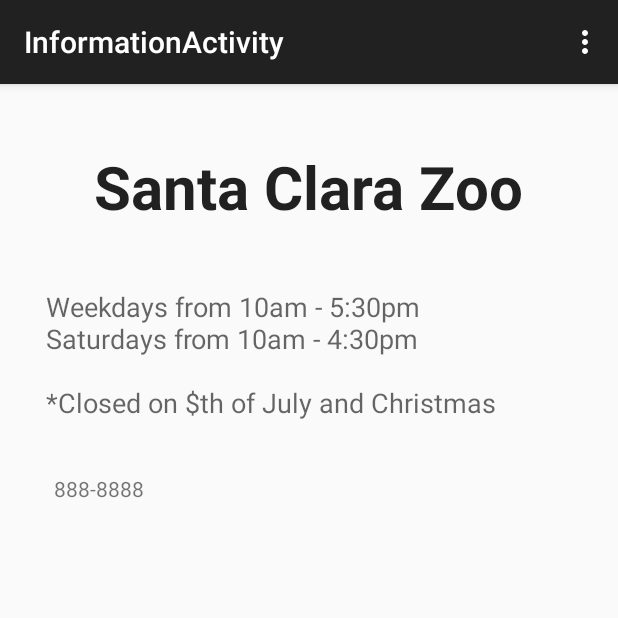
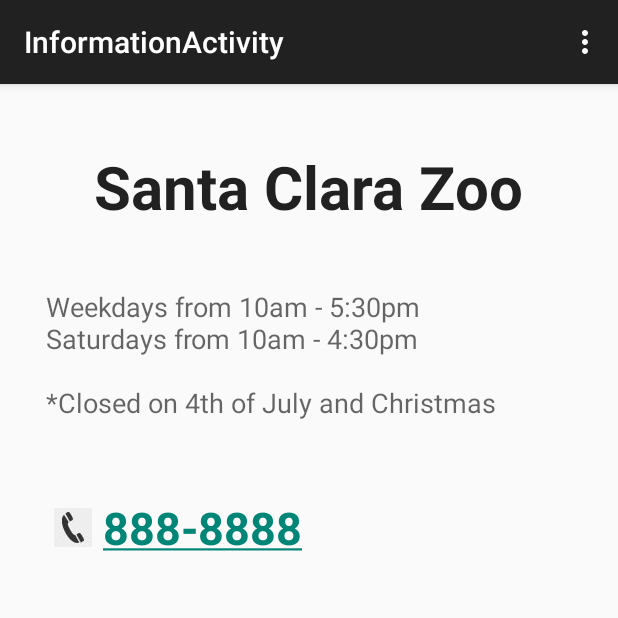
Before and after one commit to ngaini/ZooDirectory, an Android app: the InformationActivity screen opened directly, with no data from a screen before it, on a phone screen of 412 x 824 dp, the top half of it. Run offline under Robolectric (Android 15) with nearby library versions, the phone set to English and light mode, and no system bars.

Commit message:
create zoo information activity

```diff
--- a/app/src/main/java/com/ngaini/zoodirectory/DetailActivity.java
+++ b/app/src/main/java/com/ngaini/zoodirectory/DetailActivity.java
@@ -1,5 +1,6 @@
 package com.ngaini.zoodirectory;
 
+import android.graphics.Typeface;
 import android.support.v7.app.ActionBarActivity;
 import android.os.Bundle;
 import android.view.Menu;
@@ -57,6 +58,7 @@ public class DetailActivity extends ActionBarActivity {
     public void createView(String animal_name_value,int animal_image_value,int position)
     {
         TextView animal_name_id = (TextView) findViewById(R.id.detailActivity_animal_name);
+
         animal_name_id.setText(animal_name_value);
         ImageView animal_pic_id = (ImageView) findViewById(R.id.detailActivity_animal_image);
         animal_pic_id.setImageResource(animal_image_value);
--- a/app/src/main/res/layout/activity_information.xml
+++ b/app/src/main/res/layout/activity_information.xml
@@ -16,25 +16,39 @@
         android:textSize="40dp"
         android:layout_gravity="center_horizontal"
         android:padding="15dp"
-        android:layout_margin="10dp"/>
+        android:layout_margin="10dp"
+
+        />
 
     <TextView
         android:layout_width="match_parent"
         android:layout_height="wrap_content"
         android:layout_marginLeft="10dp"
         android:layout_marginRight="10dp"
-        android:text=" Weekdays from 10am - 5:30pm\n Saturdays from 10am - 4:30pm \n\n *Closed on $th of July and Christmas "
+        android:text=" Weekdays from 10am - 5:30pm\n Saturdays from 10am - 4:30pm \n\n *Closed on 4th of July and Christmas "
         android:textAppearance="?android:attr/textAppearanceMedium"
         android:paddingTop="15dp"
         android:paddingBottom="15dp"
         />
     <TextView
-        android:layout_width="match_parent"
-        android:layout_height="60dp"
+        android:layout_width="wrap_content"
+        android:layout_height="wrap_content"
         android:layout_margin="20dp"
-        android:text="888-8888"
+        android:text=" 888-8888"
+        android:drawableLeft="@drawable/phone"
+        android:textAppearance="?android:attr/textAppearanceMedium"
+        android:textSize="30dp"
+        android:paddingRight="15dp"
+        android:paddingTop="15dp"
+       android:clickable="true"
+        android:textStyle="bold"
+        android:autoLink="phone"
+        android:onClick="makeCall"
+        android:id="@+id/zoo_phone_text"
+
 
         />
 
 
+
 </LinearLayout>
--- a/app/src/main/res/values/strings.xml
+++ b/app/src/main/res/values/strings.xml
@@ -5,6 +5,7 @@
     <string name="hello_world">Hello world!</string>
     <string name="action_settings">Settings</string>
     <string name="title_activity_detail">DetailActivity</string>
+    <string name="phone_icon_text">&#xf095;</string>
     <string name="title_activity_information">InformationActivity</string>
 
 </resources>
```
Also changed, not shown: app/src/main/java/com/ngaini/zoodirectory/InformationActivity.java (+11 -0 lines), app/src/main/res/layout/activity_detail.xml (+9 -2 lines), app/src/main/assets/font-awesome-4.5.0/fontawesome-webfont.ttf (added), app/src/main/res/drawable-hdpi/phone.png (added).
